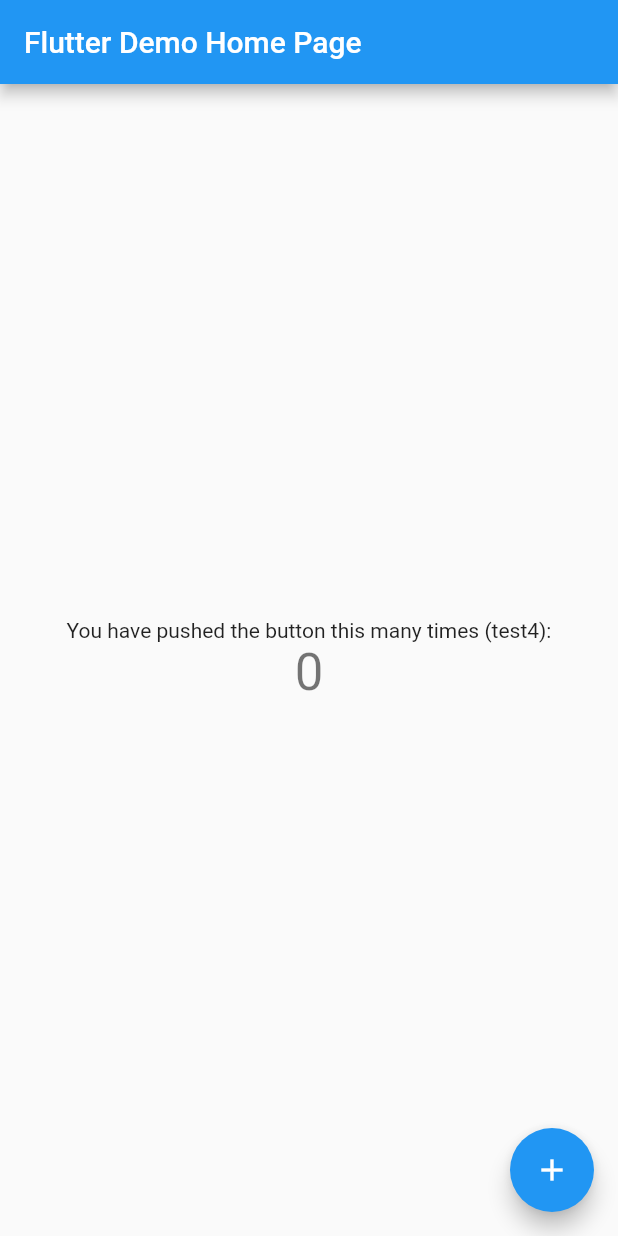
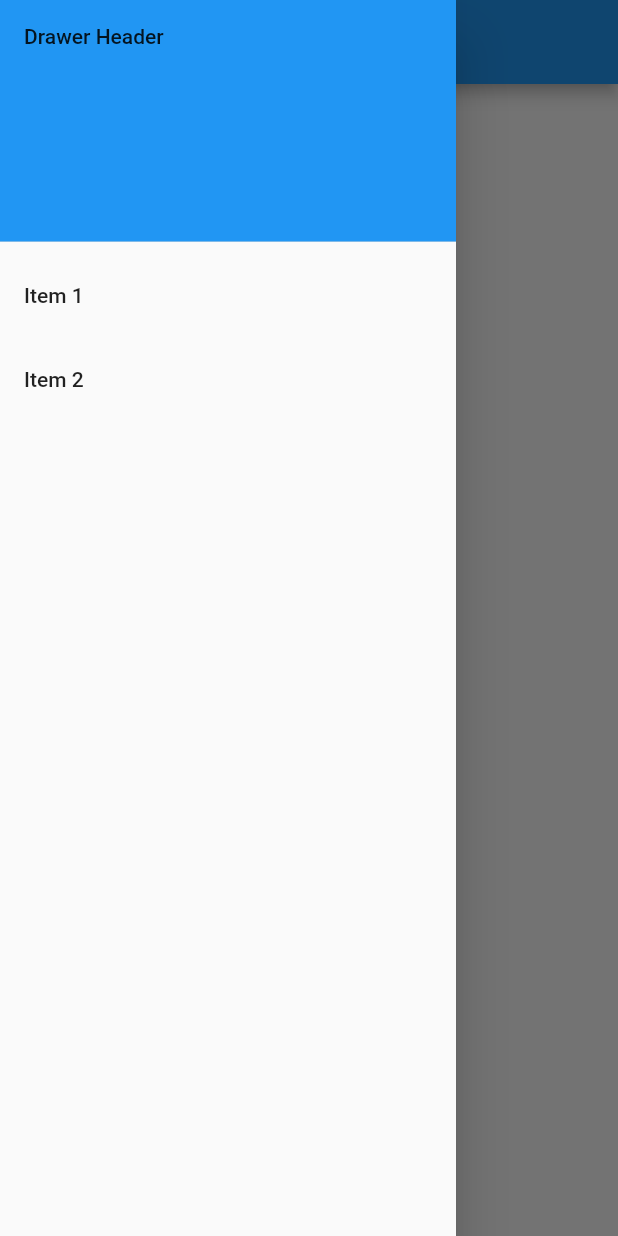
Before and after one commit to fatduckling/a-modern-forum-ui, a Flutter app: the screen it shows after launch, with the side drawer open (before the commit the screen has no drawer), on a phone screen of 412 x 824 dp. Run offline on Flutter 3.47's test engine with Material 2 defaults, Android fonts, the phone set to English and light mode, and no system bars.

Commit message:
Added simple drawer and appbar

```diff
--- a/lib/main.dart
+++ b/lib/main.dart
@@ -1,115 +1,80 @@
+import 'package:a_modern_forum_project/utils/responsive_display.dart';
 import 'package:flutter/material.dart';
 
 void main() {
-  runApp(const MyApp());
+  runApp(App());
 }
 
-class MyApp extends StatelessWidget {
-  const MyApp({Key? key}) : super(key: key);
+class App extends StatelessWidget {
+  const App({Key? key}) : super(key: key);
 
-  // This widget is the root of your application.
   @override
   Widget build(BuildContext context) {
-    return MaterialApp(
-      title: 'Flutter Demo',
-      theme: ThemeData(
-        // This is the theme of your application.
-        //
-        // Try running your application with "flutter run". You'll see the
-        // application has a blue toolbar. Then, without quitting the app, try
-        // changing the primarySwatch below to Colors.green and then invoke
-        // "hot reload" (press "r" in the console where you ran "flutter run",
-        // or simply save your changes to "hot reload" in a Flutter IDE).
-        // Notice that the counter didn't reset back to zero; the application
-        // is not restarted.
-        primarySwatch: Colors.blue,
-      ),
-      home: const MyHomePage(title: 'Flutter Demo Home Page'),
+    return const MaterialApp(
+      title: 'Welcome to flutter',
+      home: Home(),
     );
   }
 }
 
-class MyHomePage extends StatefulWidget {
-  const MyHomePage({Key? key, required this.title}) : super(key: key);
-
-  // This widget is the home page of your application. It is stateful, meaning
-  // that it has a State object (defined below) that contains fields that affect
-  // how it looks.
-
-  // This class is the configuration for the state. It holds the values (in this
-  // case the title) provided by the parent (in this case the App widget) and
-  // used by the build method of the State. Fields in a Widget subclass are
-  // always marked "final".
-
-  final String title;
-
-  @override
-  State<MyHomePage> createState() => _MyHomePageState();
-}
-
-class _MyHomePageState extends State<MyHomePage> {
-  int _counter = 0;
-
-  void _incrementCounter() {
-    setState(() {
-      // This call to setState tells the Flutter framework that something has
-      // changed in this State, which causes it to rerun the build method below
-      // so that the display can reflect the updated values. If we changed
-      // _counter without calling setState(), then the build method would not be
-      // called again, and so nothing would appear to happen.
-      _counter++;
-    });
-  }
+class Home extends StatelessWidget {
+  const Home({Key? key}) : super(key: key);
 
   @override
   Widget build(BuildContext context) {
-    // This method is rerun every time setState is called, for instance as done
-    // by the _incrementCounter method above.
-    //
-    // The Flutter framework has been optimized to make rerunning build methods
-    // fast, so that you can just rebuild anything that needs updating rather
-    // than having to individually change instances of widgets.
     return Scaffold(
+      drawer: Drawer(
+          child: ListView(
+        // Important: Remove any padding from the ListView.
+        padding: EdgeInsets.zero,
+        children: [
+          const DrawerHeader(
+            decoration: BoxDecoration(
+              color: Colors.blue,
+            ),
+            child: Text('Drawer Header'),
+          ),
+          ListTile(
+            title: const Text('Item 1'),
+            onTap: () {
+              // Update the state of the app.
+              // ...
+            },
+          ),
+          ListTile(
+            title: const Text('Item 2'),
+            onTap: () {
+              // Update the state of the app.
+              // ...
+            },
+          ),
+        ],
+      )),
       appBar: AppBar(
-        // Here we take the value from the MyHomePage object that was created by
-        // the App.build method, and use it to set our appbar title.
-        title: Text(widget.title),
-      ),
-      body: Center(
-        // Center is a layout widget. It takes a single child and positions it
-        // in the middle of the parent.
-        child: Column(
-          // Column is also a layout widget. It takes a list of children and
-          // arranges them vertically. By default, it sizes itself to fit its
-          // children horizontally, and tries to be as tall as its parent.
-          //
-          // Invoke "debug painting" (press "p" in the console, choose the
-          // "Toggle Debug Paint" action from the Flutter Inspector in Android
-          // Studio, or the "Toggle Debug Paint" command in Visual Studio Code)
-          // to see the wireframe for each widget.
-          //
-          // Column has various properties to control how it sizes itself and
-          // how it positions its children. Here we use mainAxisAlignment to
-          // center the children vertically; the main axis here is the vertical
-          // axis because Columns are vertical (the cross axis would be
-          // horizontal).
-          mainAxisAlignment: MainAxisAlignment.center,
-          children: <Widget>[
-            const Text(
-              'You have pushed the button this many times (test4):',
+        title: Row(
+          mainAxisAlignment: MainAxisAlignment.start,
+          children: [
+            Image.asset(
+              'assets/images/logo.png',
+              fit: BoxFit.contain,
+              height: 48,
             ),
-            Text(
-              '$_counter',
-              style: Theme.of(context).textTheme.headline4,
-            ),
+            Container(
+                padding: const EdgeInsets.all(8),
+                child: const Text('Forum test'))
           ],
         ),
       ),
-      floatingActionButton: FloatingActionButton(
-        onPressed: _incrementCounter,
-        tooltip: 'Increment',
-        child: const Icon(Icons.add),
-      ), // This trailing comma makes auto-formatting nicer for build methods.
+      body: LayoutBuilder(
+        builder: (BuildContext context, BoxConstraints constraints) {
+          if (ResponsiveDisplay.isSmallDevice(constraints)) {
+            return Text("hello small device ${constraints.maxWidth}");
+          } else if (ResponsiveDisplay.isMediumDevice(constraints)) {
+            return Text("hello medium device ${constraints.maxWidth}");
+          }
+          return Text("hello large device ${constraints.maxWidth}");
+        },
+      ),
     );
   }
 }
```
